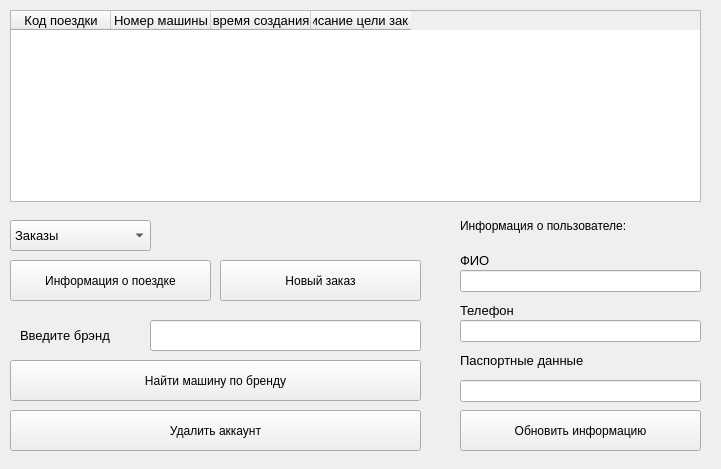
The window that ClientWindow.ui (EgLeVor/Course) describes before a commit, drawn with Qt 5.
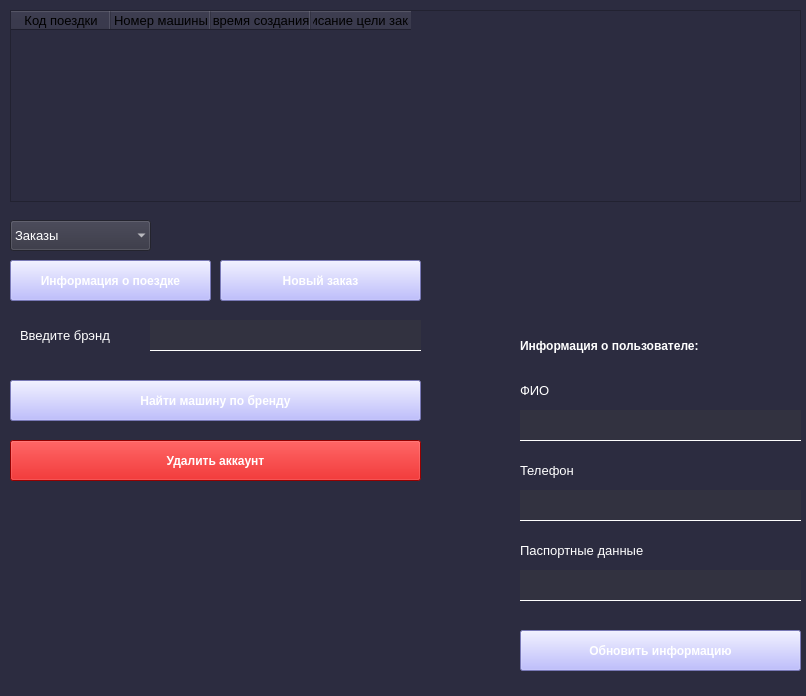
The same window after the commit.

Commit message: clientWindow stylesheet

Diff of the .ui file:
```diff
--- a/ClientWindow.ui
+++ b/ClientWindow.ui
@@ -6,15 +6,53 @@
    <rect>
     <x>0</x>
     <y>0</y>
-    <width>721</width>
-    <height>469</height>
+    <width>806</width>
+    <height>696</height>
    </rect>
   </property>
   <property name="windowTitle">
    <string>Окно клиента</string>
   </property>
   <property name="styleSheet">
-   <string notr="true"/>
+   <string notr="true">QWidget{
+
+	background-color: rgb(44, 44, 64);
+}
+QPushButton{
+	
+	font: 75 9pt &quot;MS Shell Dlg 2&quot;;
+	background-color: rgb(170, 170, 255);
+	color: rgb(255, 255, 255);
+	font-weight: bold
+}
+QPushButton#delete_btn{
+	
+	background-color: rgb(209, 0, 0);
+	font: 75 9pt &quot;MS Shell Dlg 2&quot;;
+	font-weight: bold
+
+}
+QLabel{
+	
+	color: rgb(255, 255, 255);
+}
+QLineEdit{
+	border: 1px solid rgb(255, 255, 255);
+	border-top-color: rgba(255, 255, 255, 0);
+	border-right-color: rgba(255, 255, 255, 0);
+	border-left-color: rgba(255, 255, 255, 0);
+	background-color: rgb(50, 50, 64);
+	color: rgb(255, 255, 255);
+}
+QLabel#inf_lbl{
+	
+	font-weight: bold
+}
+QComboBox{
+	background-color: rgb(50, 50, 64);
+
+	color: rgb(255, 255, 255);
+}</string>
   </property>
   <widget class="QWidget" name="centralwidget">
    <widget class="QTableWidget" name="tableWidget">
@@ -22,7 +60,7 @@
      <rect>
       <x>10</x>
       <y>10</y>
-      <width>691</width>
+      <width>791</width>
       <height>192</height>
      </rect>
     </property>
@@ -73,9 +111,9 @@
    <widget class="QLabel" name="passport_lbl">
     <property name="geometry">
      <rect>
-      <x>460</x>
-      <y>350</y>
-      <width>171</width>
+      <x>520</x>
+      <y>540</y>
+      <width>281</width>
       <height>21</height>
      </rect>
     </property>
@@ -91,9 +129,9 @@
    <widget class="QLabel" name="phone_lbl">
     <property name="geometry">
      <rect>
-      <x>460</x>
-      <y>300</y>
-      <width>161</width>
+      <x>520</x>
+      <y>460</y>
+      <width>281</width>
       <height>21</height>
      </rect>
     </property>
@@ -109,9 +147,9 @@
    <widget class="QPushButton" name="update_btn">
     <property name="geometry">
      <rect>
-      <x>460</x>
-      <y>410</y>
-      <width>241</width>
+      <x>520</x>
+      <y>630</y>
+      <width>281</width>
       <height>41</height>
      </rect>
     </property>
@@ -122,20 +160,20 @@
    <widget class="QLineEdit" name="phone_line">
     <property name="geometry">
      <rect>
-      <x>460</x>
-      <y>320</y>
-      <width>241</width>
-      <height>22</height>
+      <x>520</x>
+      <y>490</y>
+      <width>281</width>
+      <height>31</height>
      </rect>
     </property>
    </widget>
    <widget class="QLineEdit" name="passport_line">
     <property name="geometry">
      <rect>
-      <x>460</x>
-      <y>380</y>
-      <width>241</width>
-      <height>22</height>
+      <x>520</x>
+      <y>570</y>
+      <width>281</width>
+      <height>31</height>
      </rect>
     </property>
    </widget>
@@ -153,6 +191,9 @@
       <pointsize>10</pointsize>
      </font>
     </property>
+    <property name="frame">
+     <bool>false</bool>
+    </property>
     <item>
      <property name="text">
       <string>Заказы</string>
@@ -193,9 +234,9 @@
    <widget class="QLabel" name="name_lbl">
     <property name="geometry">
      <rect>
-      <x>460</x>
-      <y>250</y>
-      <width>161</width>
+      <x>520</x>
+      <y>380</y>
+      <width>281</width>
       <height>21</height>
      </rect>
     </property>
@@ -211,25 +252,27 @@
    <widget class="QLineEdit" name="name_line">
     <property name="geometry">
      <rect>
-      <x>460</x>
-      <y>270</y>
-      <width>241</width>
-      <height>22</height>
+      <x>520</x>
+      <y>410</y>
+      <width>281</width>
+      <height>31</height>
      </rect>
     </property>
    </widget>
    <widget class="QLabel" name="inf_lbl">
     <property name="geometry">
      <rect>
-      <x>460</x>
-      <y>210</y>
-      <width>211</width>
+      <x>520</x>
+      <y>330</y>
+      <width>281</width>
       <height>31</height>
      </rect>
     </property>
     <property name="font">
      <font>
       <pointsize>9</pointsize>
+      <weight>75</weight>
+      <bold>true</bold>
      </font>
     </property>
     <property name="text">
@@ -240,7 +283,7 @@
     <property name="geometry">
      <rect>
       <x>10</x>
-      <y>360</y>
+      <y>380</y>
       <width>411</width>
       <height>41</height>
      </rect>
@@ -258,6 +301,9 @@
       <height>31</height>
      </rect>
     </property>
+    <property name="frame">
+     <bool>true</bool>
+    </property>
    </widget>
    <widget class="QLabel" name="label">
     <property name="geometry">
@@ -281,7 +327,7 @@
     <property name="geometry">
      <rect>
       <x>10</x>
-      <y>410</y>
+      <y>440</y>
       <width>411</width>
       <height>41</height>
      </rect>
```
The commit also changes 1 other file.
